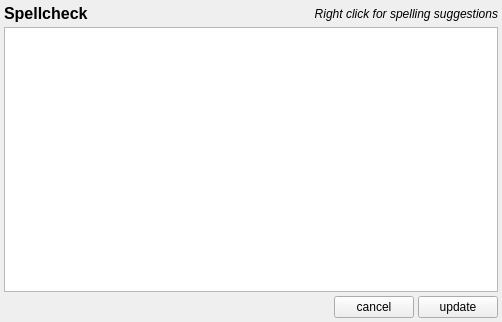
The window that armadillo/plugins/spellcheck/spellcheck.ui (rkyleg/scope) describes before a commit, drawn with Qt 5.
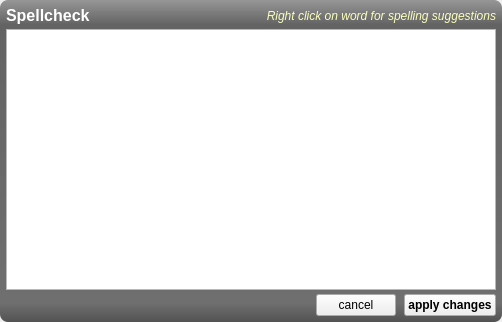
The same window after the commit. Icons and pictures are not drawn.

Commit message: spellcheck - changed pyqt imports, fixed menu, updated ui ckeditor - added getselectedtext function

Patch:
```diff
--- a/armadillo/plugins/spellcheck/spellcheck.ui
+++ b/armadillo/plugins/spellcheck/spellcheck.ui
@@ -15,7 +15,28 @@
   </property>
   <layout class="QGridLayout" name="gridLayout_2">
    <property name="margin">
-    <number>4</number>
+    <number>0</number>
+   </property>
+   <property name="spacing">
+    <number>0</number>
+   </property>
+   <item row="0" column="0">
+    <widget class="QFrame" name="fr_main">
+     <property name="styleSheet">
+      <string notr="true">QFrame#fr_main {
+	background-color: qlineargradient(spread:pad, x1:1, y1:1, x2:1, y2:0, stop:0 rgba(82, 82, 82, 255), stop:0.0590909 rgba(111, 111, 111, 255), stop:0.922727 rgba(99, 99, 99, 255), stop:1 rgba(151, 151, 151, 255));
+border-radius:8px;
+}</string>
+     </property>
+     <property name="frameShape">
+      <enum>QFrame::NoFrame</enum>
+     </property>
+     <property name="frameShadow">
+      <enum>QFrame::Raised</enum>
+     </property>
+     <layout class="QGridLayout" name="gridLayout_4">
+      <property name="margin">
+       <number>6</number>
    </property>
    <property name="spacing">
     <number>4</number>
@@ -29,6 +50,9 @@
        <bold>true</bold>
       </font>
      </property>
+        <property name="styleSheet">
+         <string notr="true">color:white;</string>
+        </property>
      <property name="text">
       <string>Spellcheck</string>
      </property>
@@ -41,8 +65,11 @@
        <italic>true</italic>
       </font>
      </property>
+        <property name="styleSheet">
+         <string notr="true">color: rgb(250, 255, 187);</string>
+        </property>
      <property name="text">
-      <string>Right click for spelling suggestions</string>
+         <string>Right click on word for spelling suggestions</string>
      </property>
      <property name="alignment">
       <set>Qt::AlignRight|Qt::AlignTrailing|Qt::AlignVCenter</set>
@@ -56,7 +83,7 @@
      </property>
     </widget>
    </item>
-   <item row="3" column="0" colspan="2">
+      <item row="2" column="0" colspan="2">
     <widget class="QFrame" name="frame">
      <property name="frameShape">
       <enum>QFrame::NoFrame</enum>
@@ -65,12 +92,15 @@
       <enum>QFrame::Raised</enum>
      </property>
      <layout class="QGridLayout" name="gridLayout">
+         <property name="horizontalSpacing">
+          <number>8</number>
+         </property>
+         <property name="verticalSpacing">
+          <number>4</number>
+         </property>
       <property name="margin">
        <number>0</number>
       </property>
-      <property name="spacing">
-       <number>4</number>
-      </property>
       <item row="0" column="0">
        <spacer name="horizontalSpacer">
         <property name="orientation">
@@ -93,9 +123,22 @@
       </item>
       <item row="0" column="2">
        <widget class="QPushButton" name="b_ok">
+           <property name="font">
+            <font>
+             <weight>75</weight>
+             <bold>true</bold>
+            </font>
+           </property>
         <property name="text">
-         <string>update</string>
-        </property>
+            <string>apply changes</string>
+           </property>
+           <property name="icon">
+            <iconset>
+             <normaloff>../../img/checkmark.png</normaloff>../../img/checkmark.png</iconset>
+           </property>
+          </widget>
+         </item>
+        </layout>
        </widget>
       </item>
      </layout>
```
Left out of the diff: 4 changed lines with no effect on the pictures. Lines whose indentation alone changed are shown as unchanged. The commit also changes 7 other files.
